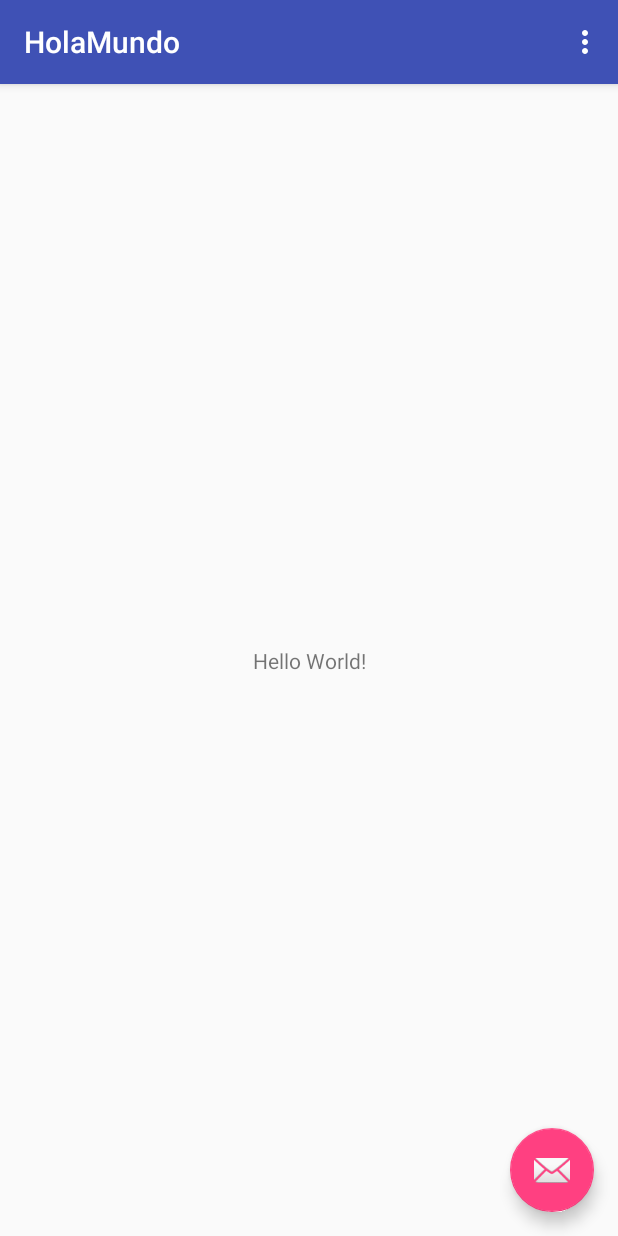
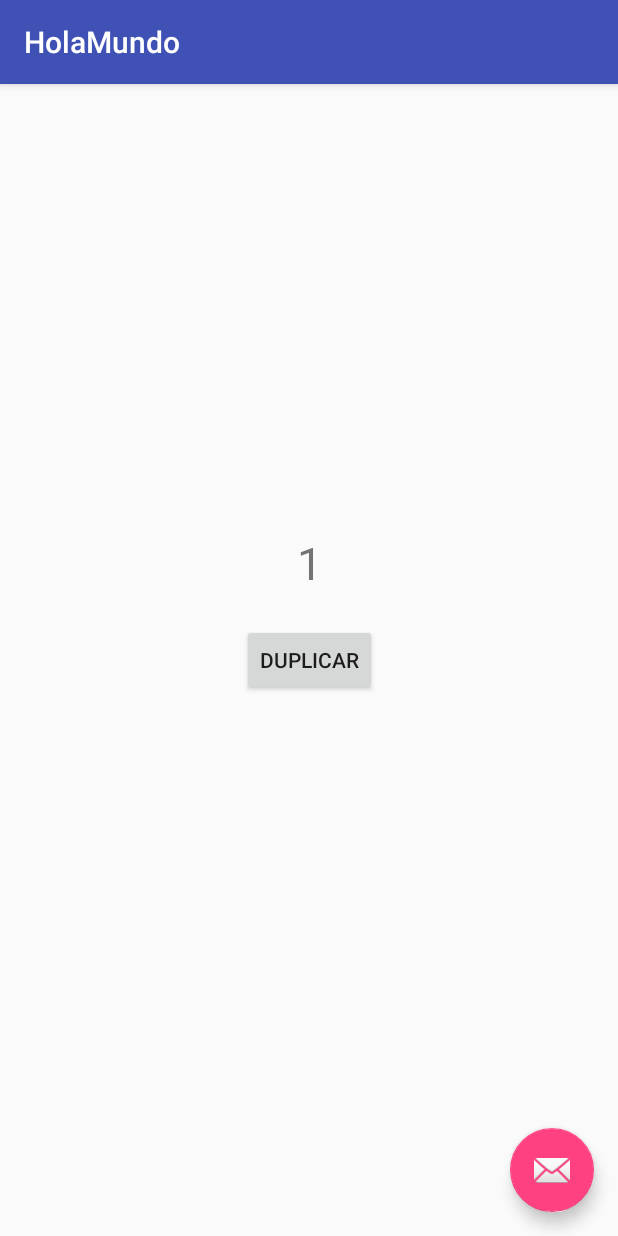
Before and after one commit to sergiosanpol/HolaMundo, an Android app: the screen it shows after launch (MainActivity), on a phone screen of 412 x 824 dp. Run offline under Robolectric (Android 15) with nearby library versions, the phone set to English and light mode, and no system bars.

Commit message:
Aplicación duplicar

```diff
--- a/app/src/main/java/com/hlc/diurno/holamundo/MainActivity.java
+++ b/app/src/main/java/com/hlc/diurno/holamundo/MainActivity.java
@@ -8,8 +8,12 @@ import android.support.v7.widget.Toolbar;
 import android.view.View;
 import android.view.Menu;
 import android.view.MenuItem;
+import android.widget.TextView;
 
 public class MainActivity extends AppCompatActivity {
+
+    TextView textoContador;
+    int contador = 1;
 
     @Override
     protected void onCreate(Bundle savedInstanceState) {
@@ -26,27 +30,15 @@ public class MainActivity extends AppCompatActivity {
                         .setAction("Action", null).show();
             }
         });
+
+        textoContador = (TextView) findViewById(R.id.tv_contador);
+        textoContador.setText(contador + "");
+
     }
 
-    @Override
-    public boolean onCreateOptionsMenu(Menu menu) {
-        // Inflate the menu; this adds items to the action bar if it is present.
-        getMenuInflater().inflate(R.menu.menu_main, menu);
-        return true;
+    public void duplica(View v){
+        contador *= 2;
+        textoContador.setText(contador + "");
     }
 
-    @Override
-    public boolean onOptionsItemSelected(MenuItem item) {
-        // Handle action bar item clicks here. The action bar will
-        // automatically handle clicks on the Home/Up button, so long
-        // as you specify a parent activity in AndroidManifest.xml.
-        int id = item.getItemId();
-
-        //noinspection SimplifiableIfStatement
-        if (id == R.id.action_settings) {
-            return true;
-        }
-
-        return super.onOptionsItemSelected(item);
-    }
 }
--- a/app/src/main/res/layout/content_main.xml
+++ b/app/src/main/res/layout/content_main.xml
@@ -9,9 +9,23 @@
     tools:showIn="@layout/activity_main">
 
     <TextView
+        android:id="@+id/tv_contador"
         android:layout_width="wrap_content"
         android:layout_height="wrap_content"
-        android:text="Hello World!"
+        android:layout_marginBottom="130dp"
+        android:layout_marginTop="0dp"
+        android:textSize="30sp"
+        app:layout_constraintBottom_toBottomOf="parent"
+        app:layout_constraintLeft_toLeftOf="parent"
+        app:layout_constraintRight_toRightOf="parent"
+        app:layout_constraintTop_toTopOf="parent" />
+
+    <Button
+        android:id="@+id/button"
+        android:layout_width="wrap_content"
+        android:layout_height="wrap_content"
+        android:onClick="duplica"
+        android:text="@string/duplica"
         app:layout_constraintBottom_toBottomOf="parent"
         app:layout_constraintLeft_toLeftOf="parent"
         app:layout_constraintRight_toRightOf="parent"
--- a/app/src/main/res/values/strings.xml
+++ b/app/src/main/res/values/strings.xml
@@ -1,4 +1,5 @@
 <resources>
     <string name="app_name">HolaMundo</string>
     <string name="action_settings">Settings</string>
+    <string name="duplica">Duplicar</string>
 </resources>
```
